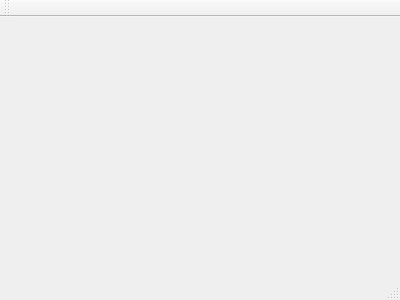
First picture: the form in mainwindow.ui, repository jlarkcentral/Toudou, before the edit.
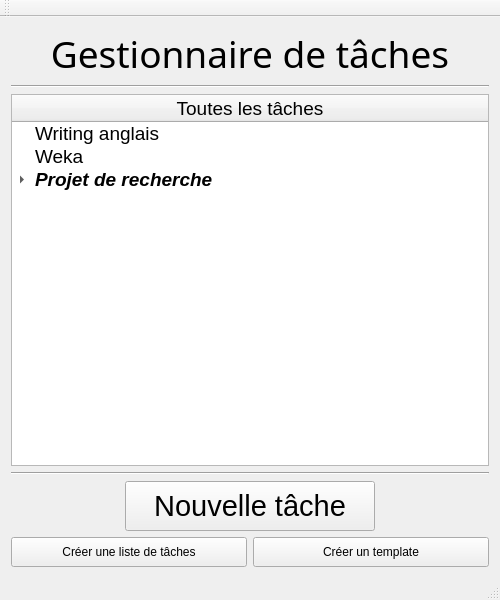
Second picture: the form after the edit. Icons and pictures are not drawn.

Commit message: Premiere ebauche

Patch:
```diff
--- a/mainwindow.ui
+++ b/mainwindow.ui
@@ -1,24 +1,228 @@
 <ui version="4.0">
  <class>MainWindow</class>
- <widget class="QMainWindow" name="MainWindow" >
-  <property name="geometry" >
+ <widget class="QMainWindow" name="MainWindow">
+  <property name="geometry">
    <rect>
     <x>0</x>
     <y>0</y>
-    <width>400</width>
-    <height>300</height>
+    <width>500</width>
+    <height>600</height>
    </rect>
   </property>
   <property name="windowTitle" >
    <string>MainWindow</string>
   </property>
-  <widget class="QMenuBar" name="menuBar" />
-  <widget class="QToolBar" name="mainToolBar" />
-  <widget class="QWidget" name="centralWidget" />
-  <widget class="QStatusBar" name="statusBar" />
+  <widget class="QWidget" name="centralWidget">
+   <layout class="QVBoxLayout" name="verticalLayout">
+    <item>
+     <widget class="QLabel" name="label">
+      <property name="font">
+       <font>
+        <family>LMRomanUnsl10</family>
+        <pointsize>28</pointsize>
+        <italic>false</italic>
+       </font>
+      </property>
+      <property name="text">
+       <string>Gestionnaire de tâches</string>
+      </property>
+      <property name="alignment">
+       <set>Qt::AlignCenter</set>
+      </property>
+     </widget>
+    </item>
+    <item>
+     <widget class="Line" name="line">
+      <property name="orientation">
+       <enum>Qt::Horizontal</enum>
+      </property>
+     </widget>
+    </item>
+    <item>
+     <widget class="QTreeWidget" name="treeWidget">
+      <property name="font">
+       <font>
+        <pointsize>14</pointsize>
+        <weight>50</weight>
+        <italic>false</italic>
+        <bold>false</bold>
+       </font>
+      </property>
+      <attribute name="headerVisible">
+       <bool>true</bool>
+      </attribute>
+      <attribute name="headerCascadingSectionResizes">
+       <bool>false</bool>
+      </attribute>
+      <attribute name="headerDefaultSectionSize">
+       <number>30</number>
+      </attribute>
+      <column>
+       <property name="text">
+        <string>Toutes les tâches</string>
+       </property>
+       <property name="textAlignment">
+        <set>AlignHCenter|AlignVCenter|AlignCenter</set>
+       </property>
+      </column>
+      <item>
+       <property name="text">
+        <string>Writing anglais</string>
+       </property>
+       <property name="icon">
+        <iconset>
+         <normaloff>img/checkbox-unchecked-th.png</normaloff>img/checkbox-unchecked-th.png</iconset>
+       </property>
+      </item>
+      <item>
+       <property name="text">
+        <string>Weka</string>
+       </property>
+       <property name="icon">
+        <iconset>
+         <normaloff>img/checkbox-checked-th.png</normaloff>img/checkbox-checked-th.png</iconset>
+       </property>
+      </item>
+      <item>
+       <property name="text">
+        <string>Projet de recherche</string>
+       </property>
+       <property name="font">
+        <font>
+         <pointsize>14</pointsize>
+         <weight>75</weight>
+         <italic>true</italic>
+         <bold>true</bold>
+        </font>
+       </property>
+       <property name="icon">
+        <iconset>
+         <normaloff>img/checkbox-unchecked-th.png</normaloff>img/checkbox-unchecked-th.png</iconset>
+       </property>
+       <item>
+        <property name="text">
+         <string>Lire les articles</string>
+        </property>
+        <property name="icon">
+         <iconset>
+          <normaloff>img/checkbox-unchecked-th.png</normaloff>img/checkbox-unchecked-th.png</iconset>
+        </property>
+       </item>
+       <item>
+        <property name="text">
+         <string>Faire une synthèse</string>
+        </property>
+        <property name="icon">
+         <iconset>
+          <normaloff>img/checkbox-unchecked-th.png</normaloff>img/checkbox-unchecked-th.png</iconset>
+        </property>
+       </item>
+      </item>
+     </widget>
+    </item>
+    <item>
+     <widget class="Line" name="line_2">
+      <property name="orientation">
+       <enum>Qt::Horizontal</enum>
+      </property>
+     </widget>
+    </item>
+    <item>
+     <layout class="QHBoxLayout" name="horizontalLayout_2">
+      <item>
+       <widget class="QPushButton" name="pushButton">
+        <property name="minimumSize">
+         <size>
+          <width>0</width>
+          <height>50</height>
+         </size>
+        </property>
+        <property name="maximumSize">
+         <size>
+          <width>250</width>
+          <height>16777215</height>
+         </size>
+        </property>
+        <property name="font">
+         <font>
+          <pointsize>22</pointsize>
+         </font>
+        </property>
+        <property name="text">
+         <string>Nouvelle tâche</string>
+        </property>
+        <property name="checkable">
+         <bool>false</bool>
+        </property>
+       </widget>
+      </item>
+     </layout>
+    </item>
+    <item>
+     <layout class="QHBoxLayout" name="horizontalLayout_3">
+      <item>
+       <widget class="QPushButton" name="pushButton_3">
+        <property name="minimumSize">
+         <size>
+          <width>0</width>
+          <height>30</height>
+         </size>
+        </property>
+        <property name="maximumSize">
+         <size>
+          <width>250</width>
+          <height>16777215</height>
+         </size>
+        </property>
+        <property name="text">
+         <string>Créer une liste de tâches</string>
+        </property>
+       </widget>
+      </item>
+      <item>
+       <widget class="QPushButton" name="pushButton_2">
+        <property name="minimumSize">
+         <size>
+          <width>0</width>
+          <height>30</height>
+         </size>
+        </property>
+        <property name="maximumSize">
+         <size>
+          <width>250</width>
+          <height>16777215</height>
+         </size>
+        </property>
+        <property name="text">
+         <string>Créer un template</string>
+        </property>
+       </widget>
+      </item>
+     </layout>
+    </item>
+   </layout>
+  </widget>
+  <widget class="QMenuBar" name="menuBar">
+   <property name="geometry">
+    <rect>
+     <x>0</x>
+     <y>0</y>
+     <width>500</width>
+     <height>25</height>
+    </rect>
+   </property>
+  </widget>
+  <widget class="QToolBar" name="mainToolBar">
+   <attribute name="toolBarArea">
+    <enum>TopToolBarArea</enum>
+   </attribute>
+   <attribute name="toolBarBreak">
+    <bool>false</bool>
+   </attribute>
+  </widget>
+  <widget class="QStatusBar" name="statusBar"/>
  </widget>
- <layoutDefault spacing="6" margin="11" />
- <pixmapfunction></pixmapfunction>
+ <layoutdefault spacing="6" margin="11"/>
  <resources/>
  <connections/>
 </ui>
```
Left out of the diff: 5 changed lines with no effect on the pictures. The commit also changes 2 other files.
